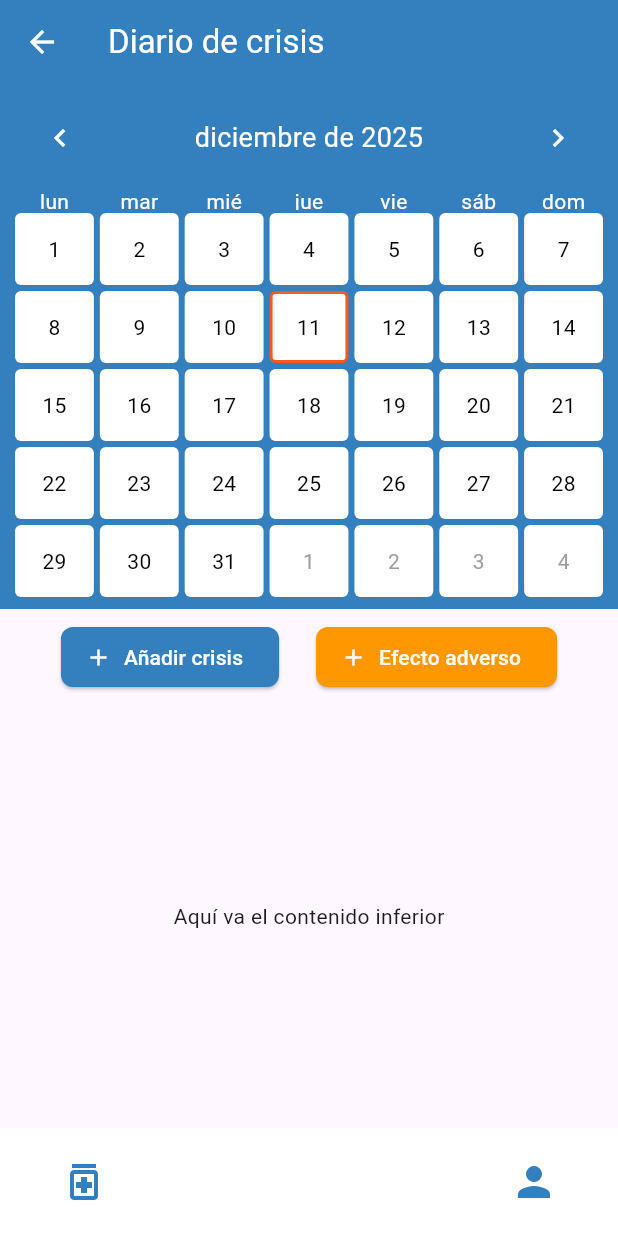
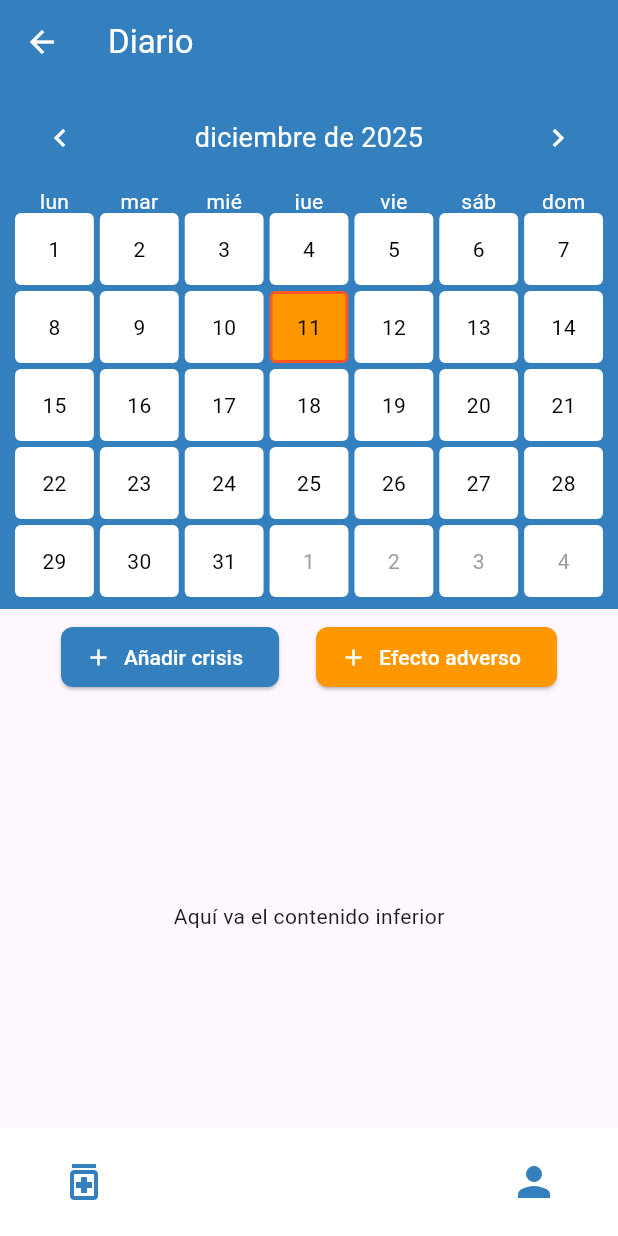
Before and after one commit to juanmarcos99/app, a Flutter app: the DiaryPage screen opened by its route, on a phone screen of 412 x 824 dp. Run offline on Flutter 3.47's test engine with Material 3 defaults, Android fonts, the phone set to English and light mode, and no system bars; drawn by our look-alikes of table_calendar; our stand-ins replace equatable, flutter_bloc, get_it, sqflite; accounts and stored records are empty.

Commit message:
Se continua arreglando la pantalla diario

```diff
--- a/lib/features/diary/ui/pages/dairy/dairy_screen.dart
+++ b/lib/features/diary/ui/pages/dairy/dairy_screen.dart
@@ -10,7 +10,7 @@ class DiaryPage extends StatelessWidget {
     return Scaffold(
       appBar: AppBar(
         backgroundColor: AppColors.primary,
-        title: const Text("Diario de crisis", style: TextStyle(color: AppColors.white),),
+        title: const Text("Diario", style: TextStyle(color: AppColors.white)),
         automaticallyImplyLeading: true,
         leading: IconButton(
           icon: const Icon(Icons.arrow_back, color: Colors.white),
--- a/lib/features/diary/ui/pages/dairy/widgets/table_calendar.dart
+++ b/lib/features/diary/ui/pages/dairy/widgets/table_calendar.dart
@@ -61,7 +61,7 @@ class _DiaryCalendarState extends State<DiaryCalendar> {
 
           // 👇 Día actual
           todayDecoration: BoxDecoration(
-            color: Colors.white,
+            color: Colors.orange,
             borderRadius: BorderRadius.circular(4),
             border: Border.all(color: Colors.deepOrange, width: 2),
           ),
--- a/lib/main.dart
+++ b/lib/main.dart
@@ -24,7 +24,7 @@ class MainApp extends StatelessWidget {
     return MultiBlocProvider(
       providers: [BlocProvider(create: (_) => GetIt.instance.get<AuthBloc>())],
       child: MaterialApp(
-        initialRoute: AppRoutes.diary,
+        initialRoute: AppRoutes.login,
         routes: {
           AppRoutes.login: (context) => const LoginPage(),
           AppRoutes.register: (context) => const RegisterUserPage(),
--- a/pubspec.yaml
+++ b/pubspec.yaml
@@ -26,3 +26,5 @@ dev_dependencies:
 
 flutter:
   uses-material-design: true
+  assets:
+    - assets/images/
```
Also changed, not shown: lib/features/auth/ui/pages/login/login_screen.dart (+8 -11 lines), assets/images/login.png (added).
